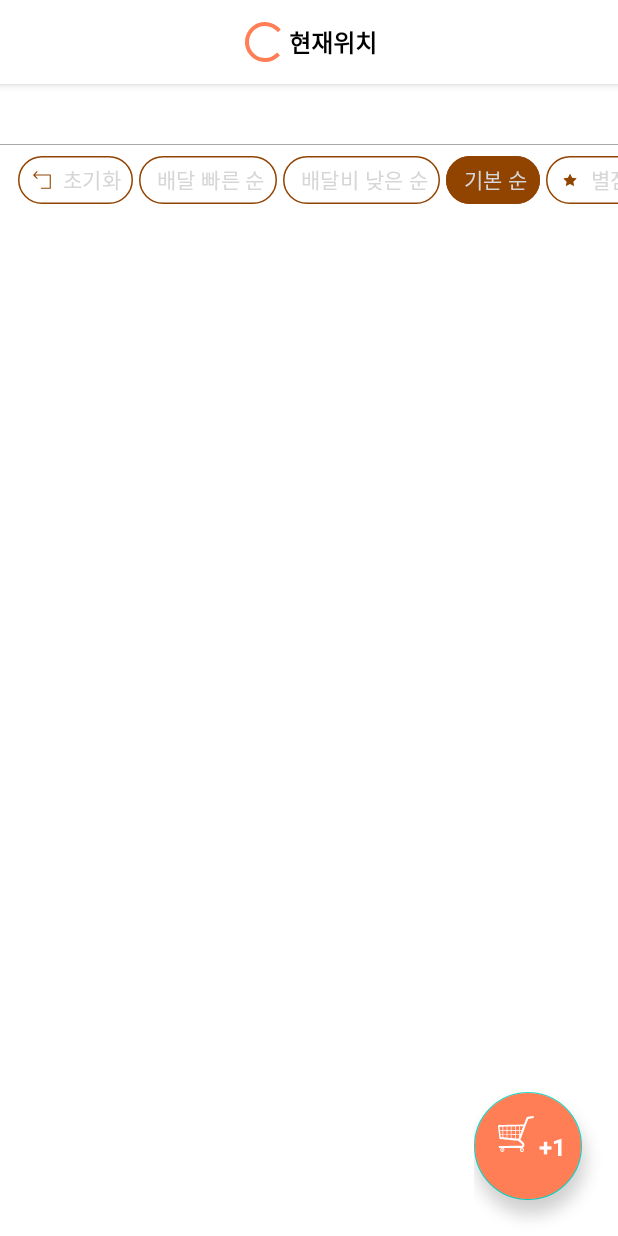
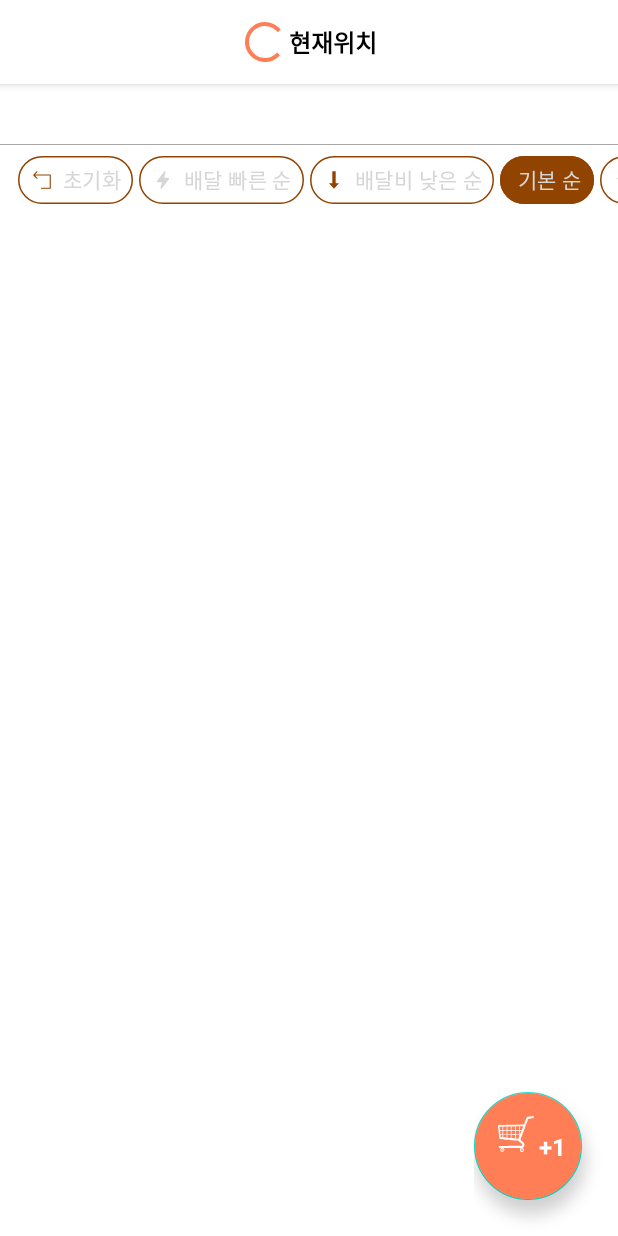
Before and after one commit to daon1213/Goj_Gam, an Android app: the layout fragment_home.xml on its own in the app's theme, with its tools: preview values and no code run, on a phone screen of 412 x 824 dp. Run offline under Robolectric (Android 15) with nearby library versions, the phone set to English and light mode, and no system bars.

Commit message:
🔧 - Chipgroup ID 변경

```diff
--- a/app/src/main/res/layout/fragment_home.xml
+++ b/app/src/main/res/layout/fragment_home.xml
@@ -42,13 +42,12 @@
         app:layout_constraintStart_toStartOf="parent"
         app:layout_constraintTop_toBottomOf="@id/toolbar"
         app:tabGravity="fill"
+        app:tabIndicatorColor="@color/orange"
         app:tabIndicatorFullWidth="false"
-        app:tabIndicatorColor="@color/orange"
-        app:tabSelectedTextColor="@color/white"
         app:tabMaxWidth="0dp"
         app:tabMode="auto"
-        tools:visibility="visible"
-        />
+        app:tabSelectedTextColor="@color/white"
+        tools:visibility="visible" />
 
     <View
         android:layout_width="0dp"
@@ -65,15 +64,17 @@
         android:scrollbars="none"
         android:visibility="gone"
         app:layout_constraintEnd_toEndOf="parent"
+        app:layout_constraintHorizontal_bias="0.0"
         app:layout_constraintStart_toStartOf="parent"
         app:layout_constraintTop_toBottomOf="@id/tabLayout"
         tools:visibility="visible">
 
         <com.google.android.material.chip.ChipGroup
-            android:id="@+id/filterChipGroup"
+            android:id="@+id/orderChipGroup"
             android:layout_width="wrap_content"
             android:layout_height="wrap_content"
             android:paddingHorizontal="12dp"
+            android:visibility="gone"
             app:checkedChip="@id/chipDefault"
             app:chipSpacingHorizontal="4dp"
             app:chipSpacingVertical="6dp"
@@ -100,8 +101,9 @@
                 android:layout_width="wrap_content"
                 android:layout_height="wrap_content"
                 android:text="@string/fast_delivery"
+                app:chipIcon="@drawable/ic_thunder"
                 app:chipIconEnabled="true"
-                app:chipIconTint="@color/icon_filter_chip_state_list_reset" />
+                app:chipIconTint="@color/icon_filter_chip_state_list_delivery_fast" />
 
             <com.google.android.material.chip.Chip
                 android:id="@+id/chipLowDeliveryTip"
@@ -109,8 +111,9 @@
                 android:layout_width="wrap_content"
                 android:layout_height="wrap_content"
                 android:text="@string/low_delivery_tip"
+                app:chipIcon="@drawable/ic_down"
                 app:chipIconEnabled="true"
-                app:chipIconTint="@color/icon_filter_chip_state_list_reset" />
+                app:chipIconTint="@color/icon_filter_chip_state_list_delivery_tip" />
 
             <com.google.android.material.chip.Chip
                 android:id="@+id/chipDefault"
```
